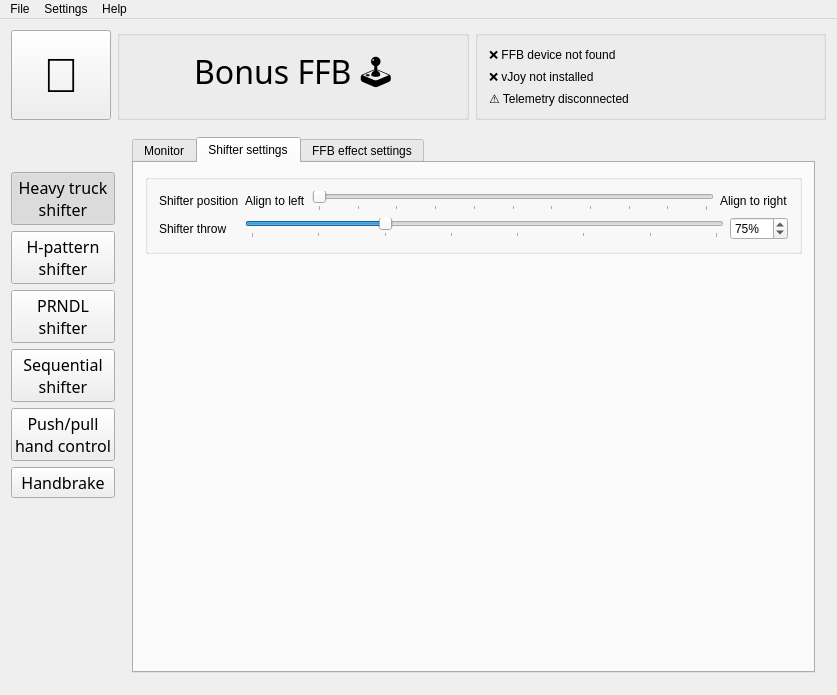
Above: BonusFFB/BonusFFB.ui from kgmonteith/BonusFFB before the change. Below: the same form after it.
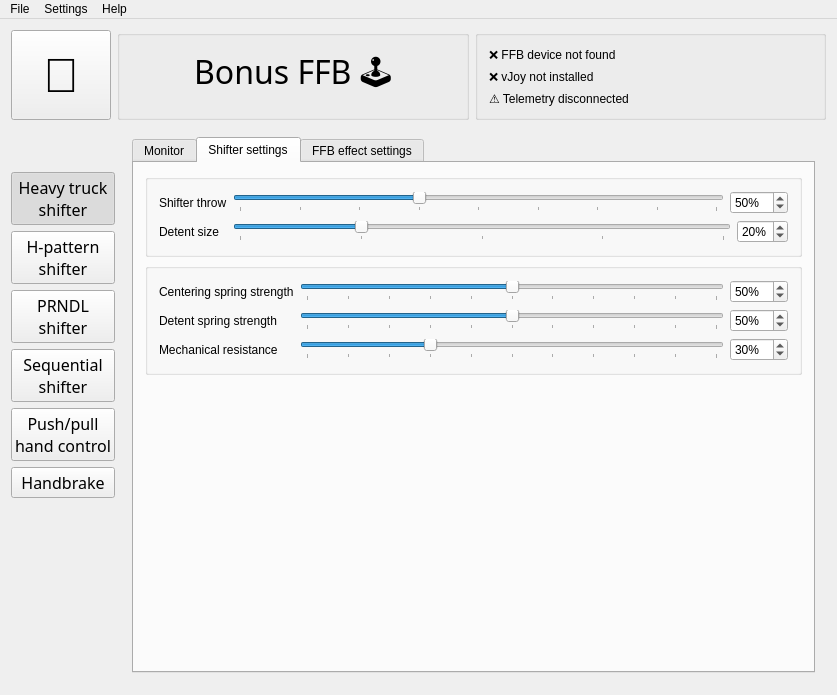
That is the form after the change. The open tabs and pages were chosen to show the change. Icons and pictures are not drawn.

Commit message: Completed basic seq shifter implementation

What changed in the file:
```diff
--- a/BonusFFB/BonusFFB.ui
+++ b/BonusFFB/BonusFFB.ui
@@ -3387,61 +3387,7 @@
                <string/>
               </property>
               <layout class="QFormLayout" name="formLayout_21">
-               <item row="2" column="0">
-                <layout class="QHBoxLayout" name="horizontalLayout_128">
-                 <item>
-                  <widget class="QLabel" name="label_100">
-                   <property name="text">
-                    <string>Shifter position</string>
-                   </property>
-                  </widget>
-                 </item>
-                </layout>
-               </item>
-               <item row="2" column="1">
-                <layout class="QHBoxLayout" name="horizontalLayout_129">
-                 <item>
-                  <widget class="QLabel" name="label_14">
-                   <property name="text">
-                    <string>Align to left</string>
-                   </property>
-                  </widget>
-                 </item>
-                 <item>
-                  <widget class="QSlider" name="hshifter_slotPatternLeftOffsetSlider_2">
-                   <property name="enabled">
-                    <bool>true</bool>
-                   </property>
-                   <property name="maximum">
-                    <number>100</number>
-                   </property>
-                   <property name="singleStep">
-                    <number>10</number>
-                   </property>
-                   <property name="value">
-                    <number>0</number>
-                   </property>
-                   <property name="orientation">
-                    <enum>Qt::Orientation::Horizontal</enum>
-                   </property>
-                   <property name="tickPosition">
-                    <enum>QSlider::TickPosition::TicksBelow</enum>
-                   </property>
-                   <property name="tickInterval">
-                    <number>10</number>
-                   </property>
-                  </widget>
-                 </item>
-                 <item>
-                  <widget class="QLabel" name="label_15">
-                   <property name="text">
-                    <string>Align to right</string>
-                   </property>
-                  </widget>
-                 </item>
-                </layout>
-               </item>
-               <item row="3" column="0">
+               <item row="0" column="0">
                 <layout class="QHBoxLayout" name="horizontalLayout_130">
                  <item>
                   <widget class="QLabel" name="label_101">
@@ -3452,7 +3398,7 @@
                  </item>
                 </layout>
                </item>
-               <item row="3" column="1">
+               <item row="0" column="1">
                 <layout class="QHBoxLayout" name="horizontalLayout_131">
                  <item>
                   <widget class="QSlider" name="hshifter_slotPatternDepthScaleSlider_2">
@@ -3460,7 +3406,7 @@
                     <bool>true</bool>
                    </property>
                    <property name="minimum">
-                    <number>30</number>
+                    <number>20</number>
                    </property>
                    <property name="maximum">
                     <number>100</number>
@@ -3488,13 +3434,257 @@
                     <string>%</string>
                    </property>
                    <property name="minimum">
+                    <number>20</number>
+                   </property>
+                   <property name="maximum">
+                    <number>100</number>
+                   </property>
+                   <property name="value">
+                    <number>50</number>
+                   </property>
+                  </widget>
+                 </item>
+                </layout>
+               </item>
+               <item row="1" column="0">
+                <layout class="QHBoxLayout" name="horizontalLayout_133">
+                 <item>
+                  <widget class="QLabel" name="label_102">
+                   <property name="text">
+                    <string>Detent size</string>
+                   </property>
+                  </widget>
+                 </item>
+                </layout>
+               </item>
+               <item row="1" column="1">
+                <layout class="QHBoxLayout" name="horizontalLayout_132">
+                 <item>
+                  <widget class="QSlider" name="seqshifter_detentScaleSlider">
+                   <property name="enabled">
+                    <bool>true</bool>
+                   </property>
+                   <property name="minimum">
+                    <number>10</number>
+                   </property>
+                   <property name="maximum">
+                    <number>50</number>
+                   </property>
+                   <property name="value">
+                    <number>20</number>
+                   </property>
+                   <property name="orientation">
+                    <enum>Qt::Orientation::Horizontal</enum>
+                   </property>
+                   <property name="tickPosition">
+                    <enum>QSlider::TickPosition::TicksBelow</enum>
+                   </property>
+                   <property name="tickInterval">
+                    <number>10</number>
+                   </property>
+                  </widget>
+                 </item>
+                 <item>
+                  <widget class="QSpinBox" name="seqshifter_detentScaleSpinbox">
+                   <property name="enabled">
+                    <bool>true</bool>
+                   </property>
+                   <property name="suffix">
+                    <string>%</string>
+                   </property>
+                   <property name="minimum">
+                    <number>10</number>
+                   </property>
+                   <property name="maximum">
+                    <number>50</number>
+                   </property>
+                   <property name="value">
+                    <number>20</number>
+                   </property>
+                  </widget>
+                 </item>
+                </layout>
+               </item>
+              </layout>
+             </widget>
+            </item>
+            <item>
+             <widget class="QGroupBox" name="groupBox_40">
+              <property name="title">
+               <string/>
+              </property>
+              <layout class="QFormLayout" name="formLayout_22">
+               <item row="2" column="0">
+                <layout class="QHBoxLayout" name="horizontalLayout_127">
+                 <item>
+                  <widget class="QLabel" name="label_99">
+                   <property name="toolTip">
+                    <string>Resistance felt as the stick moves away from neutral, before it releases into a detent.
+
+Simulates the detent ball riding up the cammed ramp between detent notches. This is the &quot;hump&quot; you feel mid-stroke when shifting into or out of gear.</string>
+                   </property>
+                   <property name="text">
+                    <string>Mechanical resistance</string>
+                   </property>
+                  </widget>
+                 </item>
+                </layout>
+               </item>
+               <item row="2" column="1">
+                <layout class="QHBoxLayout" name="horizontalLayout_128">
+                 <item>
+                  <widget class="QSlider" name="seqshifter_mechanicalResistanceStrengthSlider">
+                   <property name="minimum">
+                    <number>0</number>
+                   </property>
+                   <property name="maximum">
+                    <number>100</number>
+                   </property>
+                   <property name="singleStep">
+                    <number>1</number>
+                   </property>
+                   <property name="value">
                     <number>30</number>
                    </property>
+                   <property name="orientation">
+                    <enum>Qt::Orientation::Horizontal</enum>
+                   </property>
+                   <property name="tickPosition">
+                    <enum>QSlider::TickPosition::TicksBelow</enum>
+                   </property>
+                   <property name="tickInterval">
+                    <number>10</number>
+                   </property>
+                  </widget>
+                 </item>
+                 <item>
+                  <widget class="QSpinBox" name="seqshifter_mechanicalResistanceStrengthSpinbox">
+                   <property name="suffix">
+                    <string>%</string>
+                   </property>
+                   <property name="minimum">
+                    <number>0</number>
+                   </property>
                    <property name="maximum">
                     <number>100</number>
                    </property>
                    <property name="value">
-                    <number>75</number>
+                    <number>30</number>
+                   </property>
+                  </widget>
+                 </item>
+                </layout>
+               </item>
+               <item row="1" column="0">
+                <layout class="QHBoxLayout" name="horizontalLayout_129">
+                 <item>
+                  <widget class="QLabel" name="label_100">
+                   <property name="text">
+                    <string>Detent spring strength</string>
+                   </property>
+                  </widget>
+                 </item>
+                </layout>
+               </item>
+               <item row="1" column="1">
+                <layout class="QHBoxLayout" name="horizontalLayout_134">
+                 <item>
+                  <widget class="QSlider" name="seqshifter_detentSpringStrengthSlider">
+                   <property name="minimum">
+                    <number>0</number>
+                   </property>
+                   <property name="maximum">
+                    <number>100</number>
+                   </property>
+                   <property name="singleStep">
+                    <number>1</number>
+                   </property>
+                   <property name="value">
+                    <number>50</number>
+                   </property>
+                   <property name="orientation">
+                    <enum>Qt::Orientation::Horizontal</enum>
+                   </property>
+                   <property name="tickPosition">
+                    <enum>QSlider::TickPosition::TicksBelow</enum>
+                   </property>
+                   <property name="tickInterval">
+                    <number>10</number>
+                   </property>
+                  </widget>
+                 </item>
+                 <item>
+                  <widget class="QSpinBox" name="seqshifter_detentSpringStrengthSpinbox">
+                   <property name="suffix">
+                    <string>%</string>
+                   </property>
+                   <property name="minimum">
+                    <number>0</number>
+                   </property>
+                   <property name="maximum">
+                    <number>100</number>
+                   </property>
+                   <property name="value">
+                    <number>50</number>
+                   </property>
+                  </widget>
+                 </item>
+                </layout>
+               </item>
+               <item row="0" column="0">
+                <layout class="QHBoxLayout" name="horizontalLayout_135">
+                 <item>
+                  <widget class="QLabel" name="label_103">
+                   <property name="text">
+                    <string>Centering spring strength</string>
+                   </property>
+                  </widget>
+                 </item>
+                </layout>
+               </item>
+               <item row="0" column="1">
+                <layout class="QHBoxLayout" name="horizontalLayout_136">
+                 <item>
+                  <widget class="QSlider" name="seqshifter_centeringSpringStrengthSlider">
+                   <property name="minimum">
+                    <number>0</number>
+                   </property>
+                   <property name="maximum">
+                    <number>100</number>
+                   </property>
+                   <property name="singleStep">
+                    <number>1</number>
+                   </property>
+                   <property name="value">
+                    <number>50</number>
+                   </property>
+                   <property name="orientation">
+                    <enum>Qt::Orientation::Horizontal</enum>
+                   </property>
+                   <property name="tickPosition">
+                    <enum>QSlider::TickPosition::TicksBelow</enum>
+                   </property>
+                   <property name="tickInterval">
+                    <number>10</number>
+                   </property>
+                  </widget>
+                 </item>
+                 <item>
+                  <widget class="QSpinBox" name="seqshifter_centeringSpringStrengthSpinbox">
+                   <property name="suffix">
+                    <string>%</string>
+                   </property>
+                   <property name="minimum">
+                    <number>0</number>
+                   </property>
+                   <property name="maximum">
+                    <number>100</number>
+                   </property>
+                   <property name="singleStep">
+                    <number>5</number>
+                   </property>
+                   <property name="value">
+                    <number>50</number>
                    </property>
                   </widget>
                  </item>
```
Left out of the diff: 9 changed lines with no effect on the pictures. The commit also changes 3 other files.
